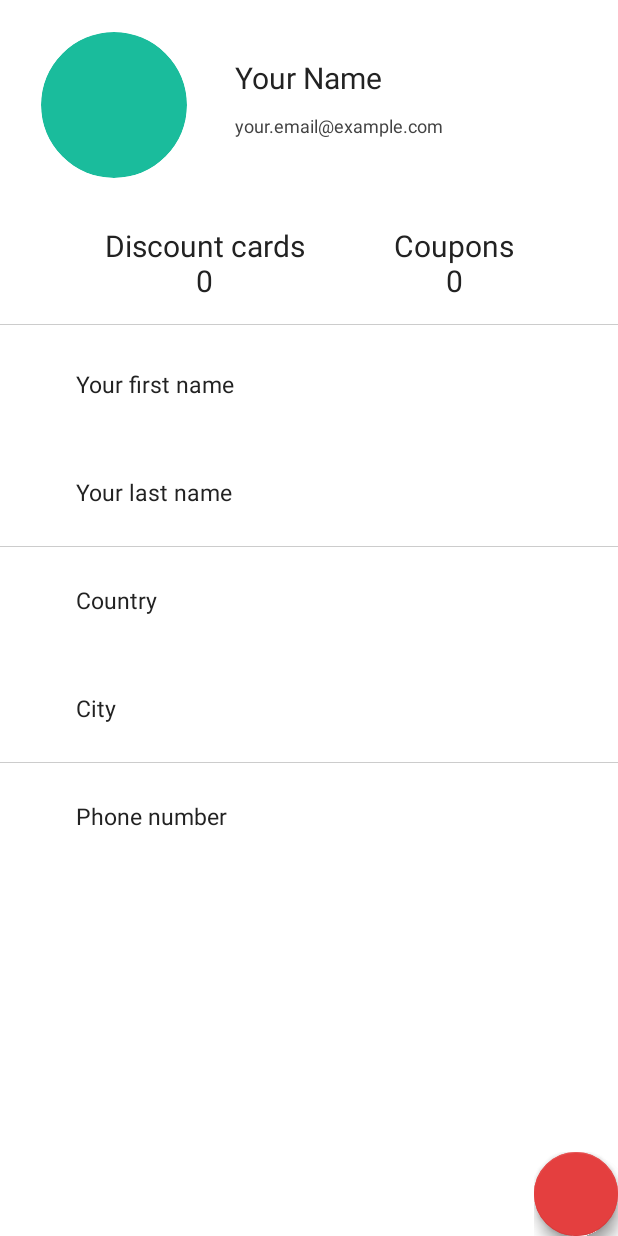
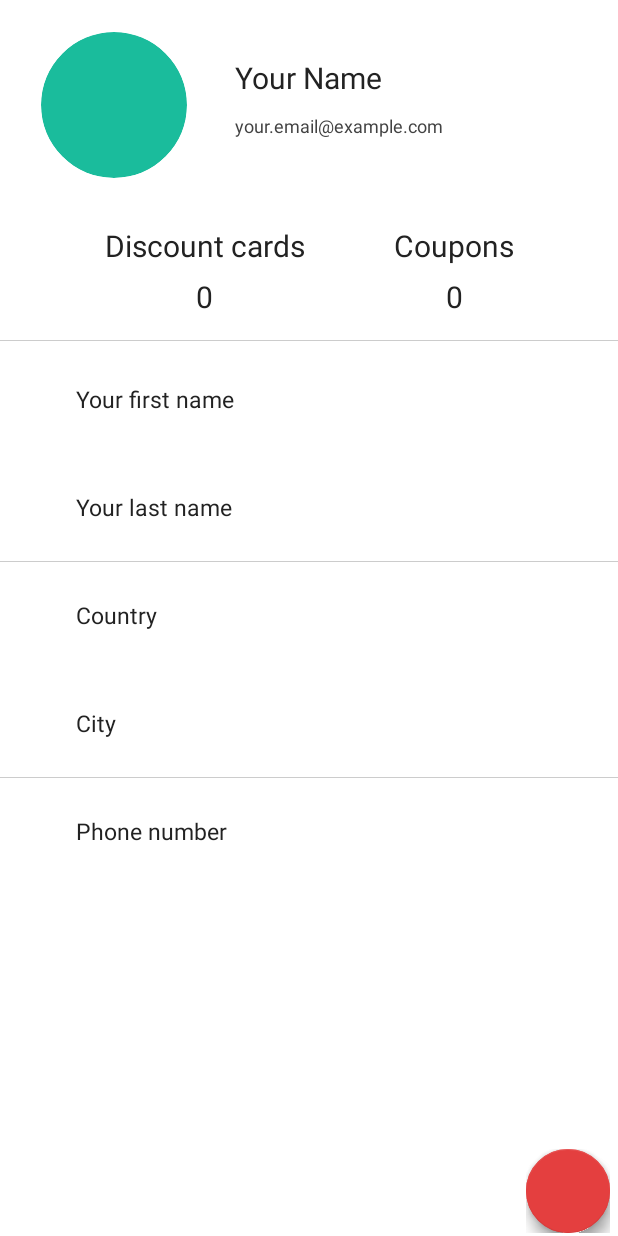
Before and after one commit to Discounty/Discounty.android, an Android app: the layout fragment_profile.xml on its own in the app's theme, with its tools: preview values and no code run, on a phone screen of 412 x 824 dp. Run offline under Robolectric (Android 15) with nearby library versions, the phone set to English and light mode, and no system bars; plain views replace FloatingActionButton, FloatingActionsMenu.

Commit message:
Correct layout margin mistakes and enable cursors

```diff
--- a/app/src/main/java/discounty/com/fragments/ProfileFragment.java
+++ b/app/src/main/java/discounty/com/fragments/ProfileFragment.java
@@ -1,12 +1,12 @@
 package discounty.com.fragments;
 
 import android.content.Context;
+import android.graphics.Rect;
 import android.net.Uri;
 import android.os.Build;
 import android.os.Bundle;
 import android.support.v4.app.Fragment;
 import android.text.Editable;
-import android.text.InputType;
 import android.text.Spannable;
 import android.text.SpannableString;
 import android.text.TextWatcher;
@@ -28,8 +28,6 @@ import com.activeandroid.query.Select;
 import com.afollestad.materialdialogs.MaterialDialog;
 import com.getbase.floatingactionbutton.FloatingActionButton;
 import com.getbase.floatingactionbutton.FloatingActionsMenu;
-
-import org.w3c.dom.Text;
 
 import butterknife.Bind;
 import butterknife.ButterKnife;
@@ -227,6 +225,20 @@ public class ProfileFragment extends Fragment {
 
         initCardsAndCouponsTextViews();
 
+        view.setOnTouchListener((view1, motionEvent) -> {
+            if (motionEvent.getAction() == MotionEvent.ACTION_DOWN) {
+                if (fabMenu.isExpanded()) {
+                    Rect rect = new Rect();
+                    fabMenu.getGlobalVisibleRect(rect);
+
+                    if(!rect.contains((int)motionEvent.getRawX(), (int)motionEvent.getRawY())) {
+                        fabMenu.collapse();
+                    }
+                }
+            }
+            return true;
+        });
+
         return view;
     }
 
@@ -325,6 +337,8 @@ public class ProfileFragment extends Fragment {
         }
     }
 
+
+
     @Override
     public void onDetach() {
         super.onDetach();
--- a/app/src/main/res/layout/fragment_profile.xml
+++ b/app/src/main/res/layout/fragment_profile.xml
@@ -96,7 +96,8 @@
                         android:text="Discount cards\n0"
                         android:layout_marginEnd="30dp"
                         android:textSize="20sp"
-                        android:textColor="@color/jet"/>
+                        android:textColor="@color/jet"
+                        android:lineSpacingMultiplier="1.4"/>
 
                     <TextView
                         android:id="@+id/coupons_count_txt"
@@ -106,7 +107,8 @@
                         android:text="Coupons\n0"
                         android:layout_marginStart="30dp"
                         android:textSize="20sp"
-                        android:textColor="@color/jet"/>
+                        android:textColor="@color/jet"
+                        android:lineSpacingMultiplier="1.4"/>
                 </LinearLayout>
 
                 <LinearLayout
@@ -143,7 +145,7 @@
                             android:layout_marginStart="25dp"
                             android:padding="25dp"
                             android:textSize="15sp"
-                            android:layout_marginTop="220dp"
+                            android:layout_marginTop="230dp"
                             android:textColor="@color/jet" />
 
 
@@ -223,10 +225,12 @@
                             android:layout_marginStart="25dp"
                             android:padding="25dp"
                             android:textSize="15sp"
-                            android:layout_marginTop="220dp"
+                            android:layout_marginTop="230dp"
                             android:textColor="@color/jet"
                             android:inputType="textPersonName"
-                            android:layout_marginEnd="20dp"/>
+                            android:layout_marginEnd="20dp"
+                            android:cursorVisible="true"
+                            android:textCursorDrawable="@null"/>
 
 
                         <EditText
@@ -241,7 +245,9 @@
                             android:textSize="15sp"
                             android:textColor="@color/jet"
                             android:inputType="textPersonName"
-                            android:layout_marginEnd="20dp"/>
+                            android:layout_marginEnd="20dp"
+                            android:cursorVisible="true"
+                            android:textCursorDrawable="@null"/>
 
                         <!--<View-->
                             <!--android:layout_width="match_parent"-->
@@ -261,7 +267,9 @@
                             android:textSize="15sp"
                             android:textColor="@color/jet"
                             android:inputType="text"
-                            android:layout_marginEnd="20dp"/>
+                            android:layout_marginEnd="20dp"
+                            android:cursorVisible="true"
+                            android:textCursorDrawable="@null"/>
 
 
                         <EditText
@@ -276,7 +284,9 @@
                             android:textSize="15sp"
                             android:textColor="@color/jet"
                             android:inputType="text"
-                            android:layout_marginEnd="20dp"/>
+                            android:layout_marginEnd="20dp"
+                            android:cursorVisible="true"
+                            android:textCursorDrawable="@null"/>
 
                         <!--<View-->
                             <!--android:layout_width="match_parent"-->
@@ -296,7 +306,9 @@
                             android:textSize="15sp"
                             android:textColor="@color/jet"
                             android:inputType="phone"
-                            android:layout_marginEnd="20dp" />
+                            android:layout_marginEnd="20dp"
+                            android:cursorVisible="true"
+                            android:textCursorDrawable="@null"/>
 
                     </RelativeLayout>
                 </ViewSwitcher>
@@ -320,12 +332,15 @@
             fab:fab_addButtonColorNormal="@color/colorAccent"
             fab:fab_addButtonColorPressed="@color/colorPrimaryDark"
             fab:fab_labelsPosition="left"
-            fab:fab_labelStyle="@style/menu_labels_style">
+            fab:fab_labelStyle="@style/menu_labels_style"
+            android:layout_marginEnd="5dp"
+            android:layout_marginBottom="2dp">
 
             <com.getbase.floatingactionbutton.FloatingActionButton
                 android:id="@+id/fab_update_photo"
                 android:layout_width="wrap_content"
                 android:layout_height="wrap_content"
+                android:tint="@color/white"
                 fab:fab_title="Change photo"
                 fab:fab_icon="@drawable/ic_mode_edit_black_24dp"
                 fab:fab_colorNormal="@color/colorAccent"
@@ -339,6 +354,7 @@
                 android:id="@+id/fab_update_info"
                 android:layout_width="wrap_content"
                 android:layout_height="wrap_content"
+                android:tint="@color/white"
                 fab:fab_title="Edit info"
                 fab:fab_icon="@drawable/ic_mode_edit_black_24dp"
                 fab:fab_colorNormal="@color/colorAccent"
@@ -356,12 +372,15 @@
             android:layout_width="wrap_content"
             android:layout_height="wrap_content"
             android:layout_gravity="bottom|end"
+            android:tint="@color/white"
             fab:fab_colorNormal="@color/colorAccent"
             fab:fab_colorPressed="@color/colorPrimaryDark"
             fab:fab_addButtonColorNormal="@color/colorAccent"
             fab:fab_addButtonColorPressed="@color/colorPrimaryDark"
             fab:fab_icon="@drawable/ic_done_black_24dp"
-            fab:fab_plusIconColor="@color/white"/>
+            fab:fab_plusIconColor="@color/white"
+            android:layout_marginEnd="5dp"
+            android:layout_marginBottom="2dp"/>
     </ViewSwitcher>
 
 </FrameLayout>
```
Also changed, not shown: 1 other file.
